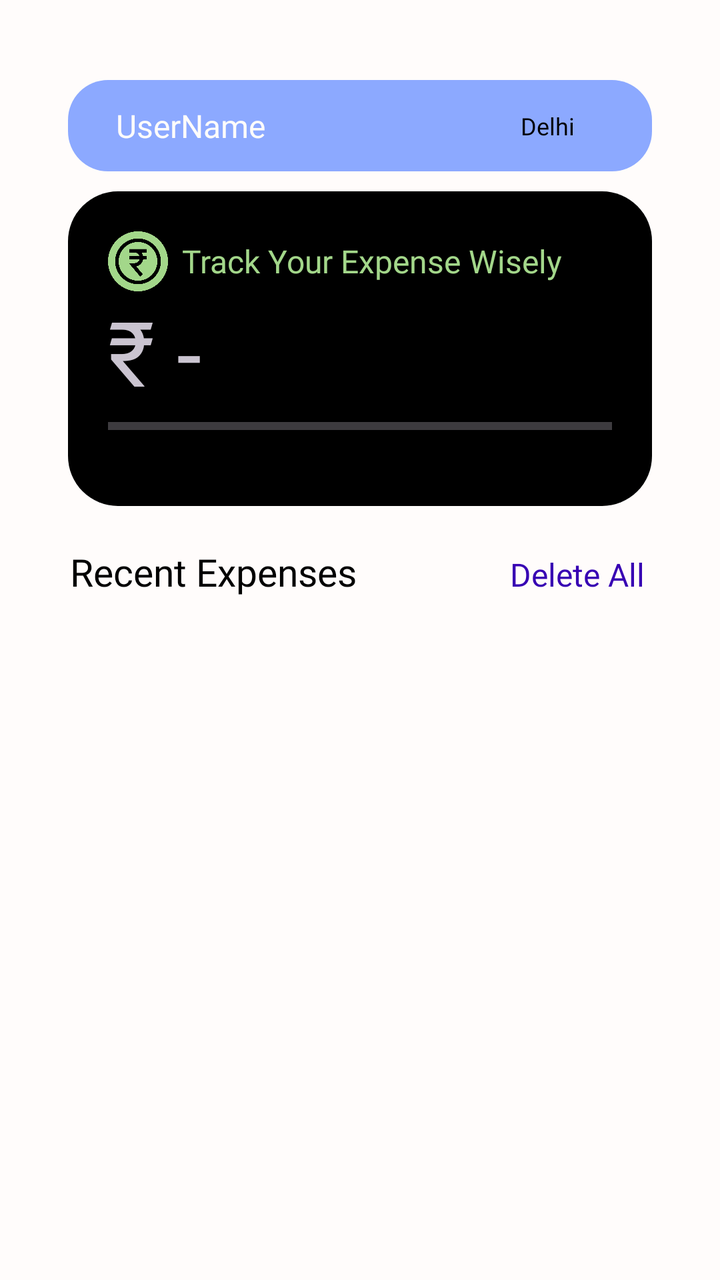
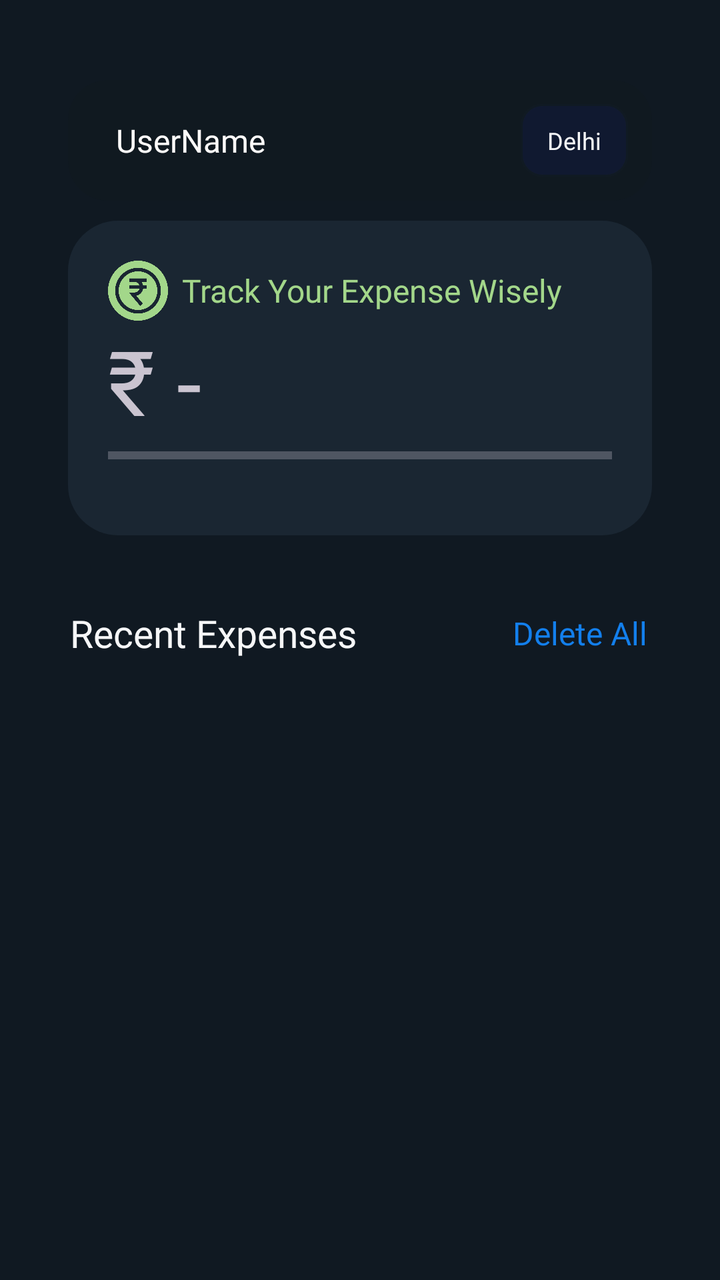

The first picture is an Android layout as it rendered before a commit; the second is the same layout after the commit. The layout source and the unified diff follow.
<!-- AndroidManifest.xml: application theme Theme.Material3.Dark.NoActionBar -->
<!-- res/layout/fragment_home.xml -->
<?xml version="1.0" encoding="utf-8"?>
<LinearLayout xmlns:android="http://schemas.android.com/apk/res/android"
    xmlns:app="http://schemas.android.com/apk/res-auto"
    android:orientation="vertical"
    android:layout_width="match_parent"
    android:background="@color/blue_white"
    android:layout_height="match_parent">

    <LinearLayout
        android:layout_width="match_parent"
        android:layout_height="wrap_content"
        android:background="@drawable/profile_header"
        android:baselineAligned="false"
        android:padding="12dp"
        android:gravity="center_vertical"
        android:layout_marginStart="34dp"
        android:layout_marginEnd="34dp"
        android:layout_marginTop="40dp"
        >

            <TextView
                android:id="@+id/usernameDisplay"
                android:textSize="16sp"
                android:fontFamily="@font/poppins_semibold"
                android:layout_width="0dp"
                android:layout_weight="4"
                android:paddingStart="12dp"
                android:paddingEnd="12dp"
                android:layout_height="wrap_content"
                android:text="UserName"
                android:textColor="@color/blue_white"
                />


            <TextView
                android:id="@+id/cityDisplay"
                android:textSize="12sp"
                android:fontFamily="@font/poppins_semibold"
                android:layout_width="0dp"
                android:layout_weight="1"
                android:layout_height="wrap_content"
                android:text="Delhi"
                android:textColor="@color/black"
                />


    </LinearLayout>


    <LinearLayout
        android:layout_marginTop="10dp"
        android:layout_marginStart="34dp"
        android:layout_marginEnd="34dp"
        android:layout_width="match_parent"
        android:layout_height="wrap_content"
        android:background="@drawable/header"
        android:padding="20dp"
        >

       <LinearLayout
           android:layout_width="0dp"
           android:layout_weight="1"
           android:layout_height="wrap_content"
           android:orientation="vertical"
           >

           <LinearLayout
               android:layout_width="match_parent"
               android:layout_height="wrap_content"
               android:orientation="horizontal"
               android:gravity="center_vertical"
               >
               <ImageView
                   android:layout_marginRight="7dp"
                   android:layout_width="30dp"
                   android:layout_height="30dp"
                   android:src="@drawable/rupee"
                   app:tint="#A3D78A"
                   />

               <TextView
                   android:textSize="16sp"
                   android:fontFamily="@font/poppins_semibold"
                   android:layout_width="wrap_content"
                   android:layout_height="wrap_content"
                   android:text="Track Your Expense Wisely"
                   android:textColor="#A3D78A"
                   />
           </LinearLayout>

           <TextView

               android:id="@+id/totalExpense"
               android:textSize="45sp"
               android:gravity="center"
               android:fontFamily="@font/poppins_semibold"
               android:layout_width="wrap_content"
               android:layout_height="wrap_content"
               android:text="₹ -"
               />

           <ProgressBar
               android:layout_marginTop="-13dp"
               android:layout_gravity="center_vertical"
               android:id="@+id/expenseProgress"
               style="?android:attr/progressBarStyleHorizontal"
               android:layout_width="match_parent"
               android:layout_height="40dp"
               android:progress="0"
               android:max="100"
               android:progressTint="#73AF6F" />
       </LinearLayout>





    </LinearLayout>


    <LinearLayout
        android:layout_width="match_parent"
        android:layout_height="wrap_content"
        android:orientation="horizontal"
        android:layout_marginStart="35dp"
        android:layout_marginEnd="35dp"
        android:layout_marginTop="20dp"

        >

        <TextView
            android:layout_width="0dp"
            android:layout_weight="3"
            android:layout_height="wrap_content"
            android:text="Recent Expenses"
            android:textColor="@color/black"
            android:textSize="19sp"

            android:layout_marginEnd="10dp"
            android:fontFamily="@font/poppins_semibold"/>

        <TextView
            android:id="@+id/deleteExpenses"
            android:layout_width="0dp"
            android:layout_weight="1"
            android:layout_height="50dp"
            android:clickable="true"
            android:focusable="true"
            android:text="Delete All"
            android:textColor="@color/purple_700"
            android:textSize="16sp"
            android:fontFamily="@font/poppins_semibold"/>




    </LinearLayout>


    <androidx.recyclerview.widget.RecyclerView
        android:layout_marginStart="34dp"
        android:layout_marginEnd="34dp"
        android:layout_marginTop="30dp"
        android:layout_width="match_parent"
        android:layout_height="0dp"
        android:layout_weight="1"
        android:id="@+id/recyclerView"

        />

</LinearLayout>
<!-- resources referenced by this layout -->
<resources>
  <color name="black">#FF000000</color>
  <color name="blue_white">#FFFCFB</color>
  <color name="purple_700">#FF3700B3</color>
  <!-- drawable header (drawable) -->
  <?xml version="1.0" encoding="utf-8"?>
  <shape xmlns:android="http://schemas.android.com/apk/res/android">
  
      <solid android:color="@color/black"></solid>
  
  
  
      <corners android:radius="25dp"
          />
  </shape>
  <!-- drawable profile_header (drawable) -->
  <?xml version="1.0" encoding="utf-8"?>
  <shape xmlns:android="http://schemas.android.com/apk/res/android">
  
      <solid android:color="#8CA9FF"></solid>
  
  
  
      <corners android:radius="20dp"
          />
  </shape>
  <!-- drawable rupee: png bitmap (drawable, 19854 bytes) -->
</resources>

<!-- the commit's change to res/layout/fragment_home.xml (unified diff, before → after) -->
@@ -3,7 +3,7 @@
     xmlns:app="http://schemas.android.com/apk/res-auto"
     android:orientation="vertical"
     android:layout_width="match_parent"
-    android:background="@color/blue_white"
+    android:background="#101922"
     android:layout_height="match_parent">
 
     <LinearLayout
@@ -33,14 +33,19 @@
 
 
             <TextView
+                android:layout_gravity="center"
+                android:gravity="center"
+                android:backgroundTint="#101930"
+                android:background="@drawable/inputs"
                 android:id="@+id/cityDisplay"
+                android:padding="10dp"
                 android:textSize="12sp"
                 android:fontFamily="@font/poppins_semibold"
                 android:layout_width="0dp"
                 android:layout_weight="1"
                 android:layout_height="wrap_content"
                 android:text="Delhi"
-                android:textColor="@color/black"
+                android:textColor="#f6f7f8"
                 />
 
 
@@ -111,10 +116,6 @@
                android:progressTint="#73AF6F" />
        </LinearLayout>
 
-
-
-
-
     </LinearLayout>
 
 
@@ -124,22 +125,23 @@
         android:orientation="horizontal"
         android:layout_marginStart="35dp"
         android:layout_marginEnd="35dp"
-        android:layout_marginTop="20dp"
+        android:layout_marginTop="24dp"
 
         >
 
         <TextView
+            android:layout_gravity="center"
             android:layout_width="0dp"
             android:layout_weight="3"
             android:layout_height="wrap_content"
             android:text="Recent Expenses"
-            android:textColor="@color/black"
+            android:textColor="#f6f7f8"
             android:textSize="19sp"
-
             android:layout_marginEnd="10dp"
             android:fontFamily="@font/poppins_semibold"/>
 
         <TextView
+            android:gravity="center"
             android:id="@+id/deleteExpenses"
             android:layout_width="0dp"
             android:layout_weight="1"
@@ -147,7 +149,7 @@
             android:clickable="true"
             android:focusable="true"
             android:text="Delete All"
-            android:textColor="@color/purple_700"
+            android:textColor="#137fec"
             android:textSize="16sp"
             android:fontFamily="@font/poppins_semibold"/>
 
<!-- resource entries referenced after the edit -->
@@ -1,24 +1,34 @@
 <!-- resources referenced by this layout -->
 <resources>
-  <color name="black">#FF000000</color>
   <color name="blue_white">#FFFCFB</color>
-  <color name="purple_700">#FF3700B3</color>
   <!-- drawable header (drawable) -->
   <?xml version="1.0" encoding="utf-8"?>
   <shape xmlns:android="http://schemas.android.com/apk/res/android">
   
-      <solid android:color="@color/black"></solid>
+      <solid android:color="#1a2632"></solid>
   
   
   
       <corners android:radius="25dp"
           />
   </shape>
+  <!-- drawable inputs (drawable) -->
+  <?xml version="1.0" encoding="utf-8"?>
+  <shape xmlns:android="http://schemas.android.com/apk/res/android">
+  
+      <solid android:color="#101929"></solid>
+  
+      <stroke android:color="#30f6f7f8" android:width="2dp"
+          />
+  
+      <corners android:radius="10dp"
+          />
+  </shape>
   <!-- drawable profile_header (drawable) -->
   <?xml version="1.0" encoding="utf-8"?>
   <shape xmlns:android="http://schemas.android.com/apk/res/android">
   
-      <solid android:color="#8CA9FF"></solid>
+      <solid android:color="#101920"></solid>
   
   
   
